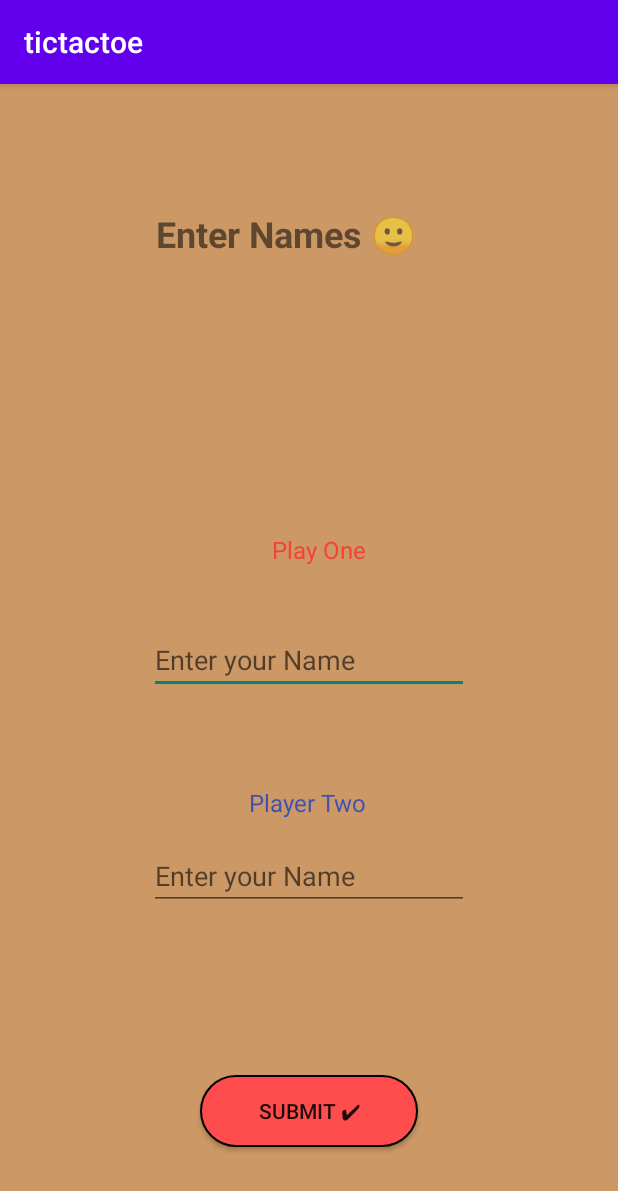
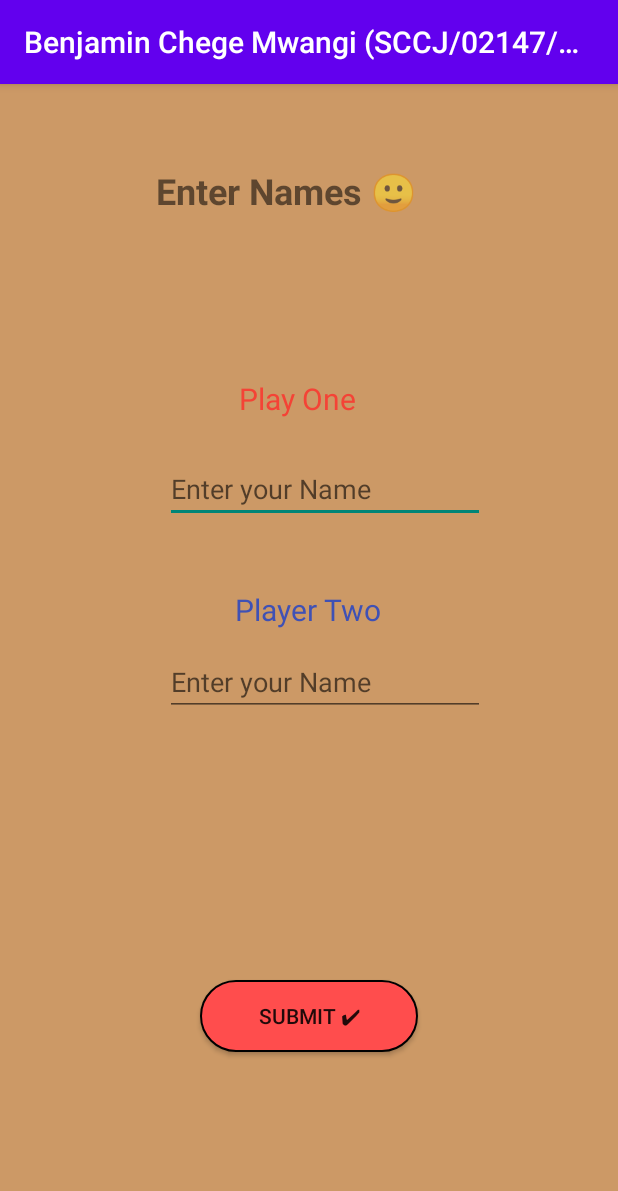
Before and after one commit to mwchben/tictactoe, an Android app: the PlayersPage screen opened directly, with no data from a screen before it, on a phone screen of 412 x 824 dp. Shown: the top 1191 px of the screen. Run offline under Robolectric (Android 15) with nearby library versions, the phone set to English and light mode, and no system bars.

Commit message:
Player names plainTexts above phone keyboard and font size

```diff
--- a/app/src/main/java/com/tictactoe/GameLogic.java
+++ b/app/src/main/java/com/tictactoe/GameLogic.java
@@ -114,7 +114,7 @@ public class GameLogic {
                 homeBTN.setVisibility(View.VISIBLE);
 
                 //who won?
-                playerTurn.setText((playerNames[player - 1] + " Has Won!"));
+                playerTurn.setText((playerNames[player - 1] + " has Won!"));
                 return true;
             } else if (boardFilled == 9) {
                 playAgainBTN.setVisibility(View.VISIBLE);
@@ -141,7 +141,7 @@ public class GameLogic {
         player = 1;
         playAgainBTN.setVisibility(View.GONE);
         homeBTN.setVisibility(View.GONE);
-        playerTurn.setText((playerNames[0] + " Starts Again"));
+        playerTurn.setText((playerNames[0] + " starts Again"));
     }
 
     public void setPlayerNames(String[] playerNames) {
--- a/app/src/main/res/layout/activity_game_page.xml
+++ b/app/src/main/res/layout/activity_game_page.xml
@@ -11,9 +11,10 @@
 
     <TextView
         android:id="@+id/player_display"
-        android:layout_width="wrap_content"
-        android:layout_height="wrap_content"
+        android:layout_width="0dp"
+        android:layout_height="70dp"
         android:layout_marginTop="44dp"
+        android:textSize="24sp"
         android:textStyle="bold"
         app:layout_constraintEnd_toEndOf="parent"
         app:layout_constraintStart_toStartOf="parent"
@@ -36,6 +37,7 @@
             android:background="@drawable/blue_button"
             android:onClick="playAgainButtonClicked"
             android:text="@string/play_again_button"
+            android:textColor="#FFCC80"
             app:layout_constraintBottom_toBottomOf="parent"
             app:layout_constraintStart_toStartOf="parent"
             app:layout_constraintTop_toTopOf="parent" />
--- a/app/src/main/res/layout/activity_players_page.xml
+++ b/app/src/main/res/layout/activity_players_page.xml
@@ -14,13 +14,13 @@
         android:layout_marginTop="196dp"
         android:text="@string/label_1"
         android:textColor="#F44336"
-        android:textSize="16sp"
+        android:textSize="20sp"
         app:layout_constraintBottom_toTopOf="@+id/player1Name"
         app:layout_constraintEnd_toEndOf="parent"
-        app:layout_constraintHorizontal_bias="0.52"
+        app:layout_constraintHorizontal_bias="0.477"
         app:layout_constraintStart_toStartOf="parent"
         app:layout_constraintTop_toTopOf="parent"
-        app:layout_constraintVertical_bias="0.72" />
+        app:layout_constraintVertical_bias="0.0" />
 
     <TextView
         android:id="@+id/textView3"
@@ -35,7 +35,6 @@
         app:layout_constraintStart_toStartOf="parent"
         app:layout_constraintTop_toTopOf="parent"
         app:layout_constraintVertical_bias="0.254" />
-
     <TextView
         android:id="@+id/textView4"
         android:layout_width="wrap_content"
@@ -43,38 +42,41 @@
         android:layout_marginTop="44dp"
         android:text="@string/label_2"
         android:textColor="#3F51B5"
-        android:textSize="16sp"
+        android:textSize="20sp"
         app:layout_constraintBottom_toTopOf="@+id/player2Name"
         app:layout_constraintEnd_toEndOf="parent"
         app:layout_constraintHorizontal_bias="0.498"
         app:layout_constraintStart_toStartOf="parent"
         app:layout_constraintTop_toBottomOf="@+id/player1Name"
-        app:layout_constraintVertical_bias="0.534" />
+        app:layout_constraintVertical_bias="0.0" />
 
     <EditText
         android:id="@+id/player1Name"
         android:layout_width="wrap_content"
         android:layout_height="wrap_content"
         android:ems="10"
+        android:hint="@string/name_hint"
         android:inputType="textPersonName"
-        android:hint="@string/name_hint"
         app:layout_constraintBottom_toBottomOf="parent"
         app:layout_constraintEnd_toEndOf="parent"
+        app:layout_constraintHorizontal_bias="0.554"
         app:layout_constraintStart_toStartOf="parent"
-        app:layout_constraintTop_toTopOf="parent" />
+        app:layout_constraintTop_toTopOf="parent"
+        app:layout_constraintVertical_bias="0.342" />
 
     <EditText
         android:id="@+id/player2Name"
         android:layout_width="wrap_content"
         android:layout_height="wrap_content"
         android:ems="10"
+        android:hint="@string/name_hint"
         android:inputType="textPersonName"
-        android:hint="@string/name_hint"
         app:layout_constraintBottom_toBottomOf="parent"
         app:layout_constraintEnd_toEndOf="parent"
+        app:layout_constraintHorizontal_bias="0.554"
         app:layout_constraintStart_toStartOf="parent"
         app:layout_constraintTop_toTopOf="parent"
-        app:layout_constraintVertical_bias="0.699" />
+        app:layout_constraintVertical_bias="0.52" />
 
     <Button
         android:id="@+id/button2"
--- a/app/src/main/res/values/strings.xml
+++ b/app/src/main/res/values/strings.xml
@@ -1,6 +1,7 @@
 <resources>
-    <string name="app_name">tictactoe</string>
+    <string name="app_name">Benjamin Chege Mwangi (SCCJ/02147/2016)</string>
     <string name="home_title">Tic Tac Toe</string>
+    <string name="game_version">v 0.1.0</string>
     <string name="play_button">Play</string>
     <string name="player_titles">Enter Names 🙂 </string>
     <string name="label_1">Play One</string>
```
Also changed, not shown: app/src/main/res/layout/activity_main.xml (+16 -4 lines).
